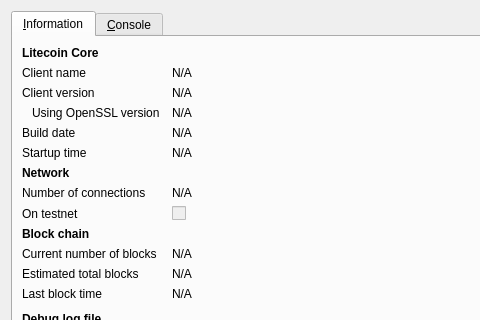
This is src/qt/forms/rpcconsole.ui in bitlek/bitlek as Qt 5 draws it before an edit; both pictures show x 0 to 480 and y 0 to 320 of the 740 by 450 pixel window. The edited form follows.
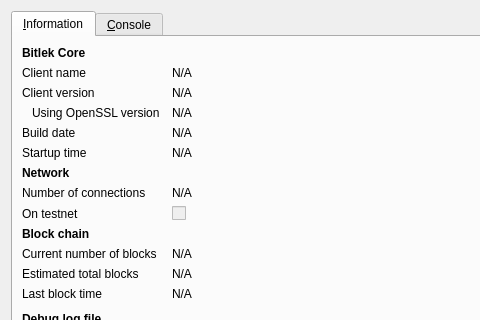
This is the edited form. Icons and pictures are not drawn.

What changed in the file:
```diff
--- a/src/qt/forms/rpcconsole.ui
+++ b/src/qt/forms/rpcconsole.ui
@@ -36,7 +36,7 @@
           </font>
          </property>
          <property name="text">
-          <string>Litecoin Core</string>
+          <string>Bitlek Core</string>
          </property>
         </widget>
        </item>
```
Left out of the diff: 6 changed lines with no effect on the pictures.
